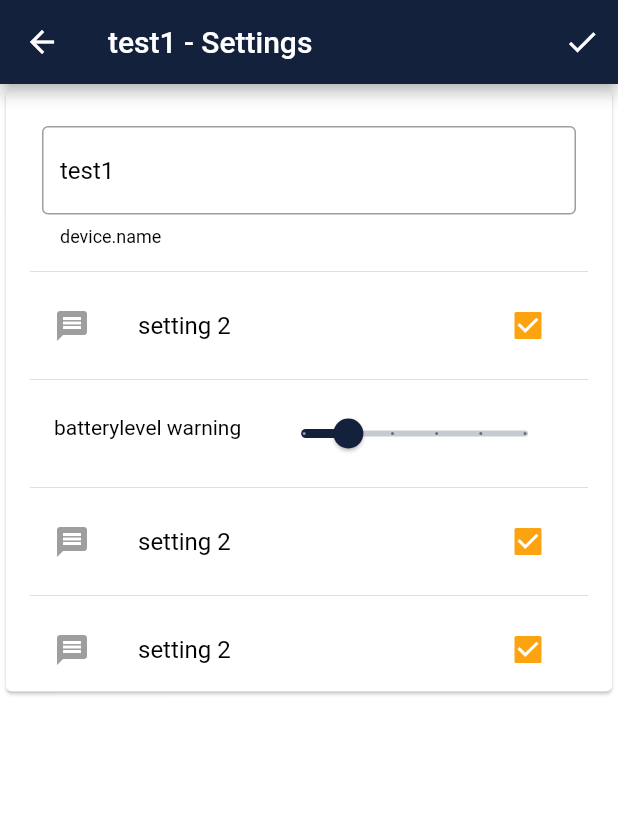
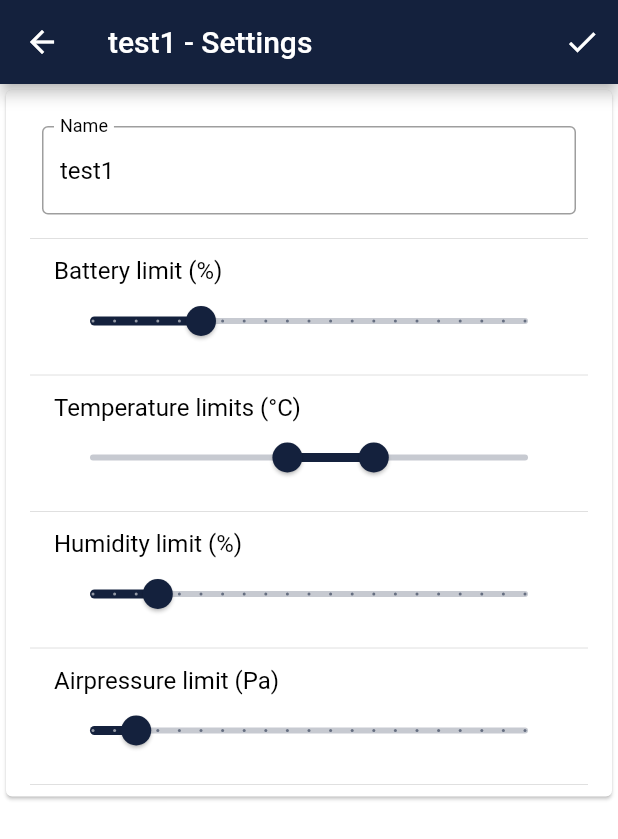
Before and after one commit to t33bone/Project_2020, a Flutter app: the SensorsPage screen opened by its route, after a tap on "test1", on a phone screen of 412 x 824 dp. Shown: the top 839 px of the screen. Run offline on Flutter 3.47's test engine with Material 2 defaults, Android fonts, the phone set to English and light mode, and no system bars; our stand-ins replace auto_route, get_it, stacked, streaming_shared_preferences.

Commit message:
Added sliders to sensor page settings.
Signed-off-by: moilanenjoona <c7mojo00@students.oamk.fi>

```diff
--- a/flutter_app/security_control/lib/models/ruuvitag.dart
+++ b/flutter_app/security_control/lib/models/ruuvitag.dart
@@ -1,4 +1,5 @@
 import 'package:flutter/material.dart';
+import 'package:security_control/models/measurement_limits.dart';
 
 //TODO: conform to servers model of RuuviTag
 class RuuviTag {
@@ -8,6 +9,8 @@ class RuuviTag {
   double temperature;
   double humidity;
   double pressure;
+
+  MeasurementLimits measurementLimits;
 
   bool _connected = true; //TODO delete? no use/info from database
 
@@ -24,6 +27,9 @@ class RuuviTag {
   void setId(int i) => id = i;
   //TODO there is no batterylevel warning in DB?
   void setBatteryLevel(double i) => batterylevel = i;
+  void setTemperatureLimit(double k) => temperature = k;
+  void setHumidityLimit(double j) => humidity = j;
+  void setPressureLimit(double l) => pressure = l;
   void setName(String newthisName) {
     this.name = newthisName;
   }
--- a/flutter_app/security_control/lib/pages/sensors_page/sensors.dart
+++ b/flutter_app/security_control/lib/pages/sensors_page/sensors.dart
@@ -98,18 +98,23 @@ Widget _ruuvitagListTileAnimated(context, device, model) {
             ),
             Row(
               children: [
-                Container(height: 48, child: Icon(CupertinoIcons.thermometer)),
-                Text(device.batterylevel.toString() + ' C'),
+                Container(height: 48, child: Icon(Icons.battery_std)),
+                Text(device.batterylevel.toString() + ' %'),
                 Container(
-                    margin: EdgeInsets.only(left: 18),
+                    height: 48,
+                    margin: EdgeInsets.only(left: 8),
+                    child: Icon(CupertinoIcons.thermometer)),
+                Text(device.temperature.toString() + ' C'),
+                Container(
+                    margin: EdgeInsets.only(left: 8),
                     height: 48,
                     child: Icon(CupertinoIcons.tornado)),
-                Text(device.batterylevel.toString() + ' m/s'),
+                Text(device.pressure.toString() + ' Pa'),
                 Container(
-                    margin: EdgeInsets.only(left: 18),
+                    margin: EdgeInsets.only(left: 8),
                     height: 48,
                     child: Icon(CupertinoIcons.gauge)),
-                Text(device.batterylevel.toString() + ' %'),
+                Text(device.humidity.toString() + ' %'),
               ],
             ),
           ],
@@ -132,7 +137,7 @@ Widget _ruuvitagListTileAnimated(context, device, model) {
                 IconButton(
                   icon: const Icon(Icons.done),
                   onPressed: () {
-                    //TODO process data
+                    //TODO post limits
 
                     model.updateSettings();
                     Navigator.pop(context, true);
@@ -156,8 +161,8 @@ Widget _ruuvitagListTileAnimated(context, device, model) {
                         padding: const EdgeInsets.all(8.0),
                         child: TextFormField(
                           decoration: InputDecoration(
-                            helperText: 'device.name',
-                            //labelText: 'Name',
+                            //helperText: 'device.name',
+                            labelText: 'Name',
                             border: OutlineInputBorder(),
                           ),
                           initialValue: model.name,
@@ -167,8 +172,8 @@ Widget _ruuvitagListTileAnimated(context, device, model) {
                           },
                         ),
                       ),
-                      Divider(),
-                      ListTile(
+/*                      Divider(),
+                       ListTile(
                         leading: Icon(Icons.message),
                         title: Text("setting 2"),
                         trailing: Checkbox(
@@ -177,39 +182,68 @@ Widget _ruuvitagListTileAnimated(context, device, model) {
                             value = !value;
                           },
                         ),
-                      ),
+                      ), */
                       Divider(),
                       ListTile(
-                        leading: Text('batterylevel warning'),
-                        title: Slider(
+                        isThreeLine: true,
+                        title: Text('Battery limit (%)'),
+                        subtitle: Slider(
                           value: model.batterylevel,
                           min: 0,
                           max: 100,
-                          divisions: 5,
+                          divisions: 20,
                           label: model.batterylevel.round().toString(),
                           onChanged: (double value) {
-                            model.sliderUpdate(value);
+                            model.sliderUpdate('battery', value);
                           },
                         ),
                       ),
                       Divider(),
                       ListTile(
-                        leading: Icon(Icons.message),
-                        title: Text("setting 2"),
-                        trailing: Checkbox(
-                          value: true,
-                          onChanged: (value) {},
+                        title: Text('Temperature limits (°C)'),
+/*                         subtitle: Slider(   //ONLY 1 LIMIT
+                          value: model.temperature,
+                          min: -100,
+                          max: 100,
+                          divisions: 200,
+                          label: model.temperature.round().toString(),
+                          onChanged: (double value) {
+                            model.sliderUpdate('temperature', value);
+                          },
+                        ), */
+                        subtitle: model.temperatureRangeSlider(context
+                            //UPPER AND LOWER LIMITS
+                            ),
+                      ),
+                      Divider(),
+                      ListTile(
+                        title: Text('Humidity limit (%)'),
+                        subtitle: Slider(
+                          value: model.humidity,
+                          min: 0,
+                          max: 100,
+                          divisions: 20,
+                          label: model.humidity.round().toString(),
+                          onChanged: (double value) {
+                            model.sliderUpdate('humidity', value);
+                          },
                         ),
                       ),
                       Divider(),
                       ListTile(
-                        leading: Icon(Icons.message),
-                        title: Text("setting 2"),
-                        trailing: Checkbox(
-                          value: true,
-                          onChanged: (value) {},
+                        title: Text('Airpressure limit (Pa)'),
+                        subtitle: Slider(
+                          value: model.pressure,
+                          min: 0,
+                          max: 200,
+                          divisions: 20,
+                          label: model.pressure.round().toString(),
+                          onChanged: (double value) {
+                            model.sliderUpdate('pressure', value);
+                          },
                         ),
                       ),
+                      Divider(),
                     ],
                   ),
                 ),
--- a/flutter_app/security_control/lib/pages/sensors_page/sensors_viewmodel.dart
+++ b/flutter_app/security_control/lib/pages/sensors_page/sensors_viewmodel.dart
@@ -12,27 +12,106 @@ class StatusSectionViewModel extends BaseViewModel {
   String get statusSectionTitle => _statusSectionTitle;
   //TODO generate _ruuvitaglist from server
   final _ruuvitaglist = <RuuviTag>[
-    RuuviTag(id: 1, name: 'test1', batterylevel: 23),
-    RuuviTag(id: 2, name: 'test2', batterylevel: 46),
-    RuuviTag(id: 3, name: 'test14', batterylevel: 100),
-    RuuviTag(id: 1, name: 'test15', batterylevel: 27)
+    RuuviTag(
+      id: 1,
+      name: 'test1',
+      batterylevel: 23,
+      temperature: 25.0,
+      humidity: 15,
+      pressure: 20,
+    ),
+    RuuviTag(
+      id: 2,
+      name: 'test2',
+      batterylevel: 46,
+      temperature: 30.0,
+      humidity: 30,
+      pressure: 195,
+    ),
+    RuuviTag(
+      id: 3,
+      name: 'test14',
+      batterylevel: 100,
+      temperature: 16.0,
+      humidity: 80,
+      pressure: 100,
+    ),
+    RuuviTag(
+      id: 1,
+      name: 'test15',
+      batterylevel: 27,
+      temperature: -10.0,
+      humidity: 5,
+      pressure: 10,
+    ),
   ];
   List<RuuviTag> get gopigolist => _ruuvitaglist;
 }
 
 class RuuviTagSettingsViewModel extends BaseViewModel {
-  RuuviTag _tempDevice =
-      new RuuviTag(id: 6666, name: 'device_kk', batterylevel: 5);
+  RuuviTag _tempDevice = new RuuviTag(
+    id: 6666,
+    name: 'device_kk',
+    batterylevel: 5,
+    temperature: 20,
+    humidity: 15,
+    pressure: 150,
+  );
   RuuviTag _device;
   get name => _tempDevice.name;
   get batterylevel => _tempDevice.batterylevel;
+  get temperature => _tempDevice.temperature;
+  get humidity => _tempDevice.humidity;
+  get pressure => _tempDevice.pressure;
 
   get id => _tempDevice.id;
 
   Object get device => _tempDevice;
 
-  void sliderUpdate(double newValue) {
-    _tempDevice.setBatteryLevel(newValue);
+  //GET CURRENT RANGE VALUES (lowerLimit,upperLimit)
+  RangeValues _currentRangeValues = RangeValues(-10, 30);
+
+  temperatureRangeSlider(BuildContext context) {
+    Widget temperatureLimitSlider = RangeSlider(
+        values: _currentRangeValues != null
+            ? _currentRangeValues
+            : RangeValues(0, 30),
+        min: -100,
+        max: 100,
+        divisions: 200,
+        labels: RangeLabels(
+          _currentRangeValues.start.round().toString(),
+          _currentRangeValues.end.round().toString(),
+        ),
+        onChanged: (RangeValues values) {
+          sliderUpdate('uppertemp', values.end);
+          _currentRangeValues = values;
+
+          //setLowerTempLimit = values.start;
+          //setUpperTempLimit = values.end;
+        });
+    return temperatureLimitSlider;
+  }
+
+  void sliderUpdate(String type, double newValue) {
+    switch (type) {
+      case 'battery':
+        _tempDevice.setBatteryLevel(newValue);
+        break;
+      case 'uppertemp':
+        _tempDevice.setTemperatureLimit(newValue);
+        //_tempDevice.setUpperTemperatureLimit(newValue);
+        break;
+      case 'lowertemp':
+        //_tempDevice.setLowerTemperatureLimit(newValue);
+        break;
+      case 'humidity':
+        _tempDevice.setHumidityLimit(newValue);
+        break;
+      case 'pressure':
+        _tempDevice.setPressureLimit(newValue);
+        break;
+    }
     notifyListeners();
   }
 
@@ -46,6 +125,9 @@ class RuuviTagSettingsViewModel extends BaseViewModel {
     _tempDevice.setName(device.name);
     _tempDevice.setId(device.id);
     _tempDevice.setBatteryLevel(device.batterylevel);
+    _tempDevice.setTemperatureLimit(device.temperature);
+    _tempDevice.setHumidityLimit(device.humidity);
+    _tempDevice.setPressureLimit(device.pressure);
     _device = device;
     print('setdevice ${device.name}');
   }
@@ -54,6 +136,9 @@ class RuuviTagSettingsViewModel extends BaseViewModel {
   void updateSettings() {
     print('GoPiGoSettingsViewModel/updateSettings');
     _device.setBatteryLevel(_tempDevice.batterylevel);
+    _device.setTemperatureLimit(_tempDevice.temperature);
+    _device.setHumidityLimit(_tempDevice.humidity);
+    _device.setPressureLimit(_tempDevice.pressure);
     _device.setName(_tempDevice.name);
   }
 }
```
Also changed, not shown: flutter_app/security_control/lib/models/measurement_limits.dart (added, +32 -0 lines), flutter_app/security_control/lib/pages/home_page/home.dart (+4 -6 lines), flutter_app/security_control/lib/pages/home_page/home_viewmodel.dart (+40 -7 lines).
